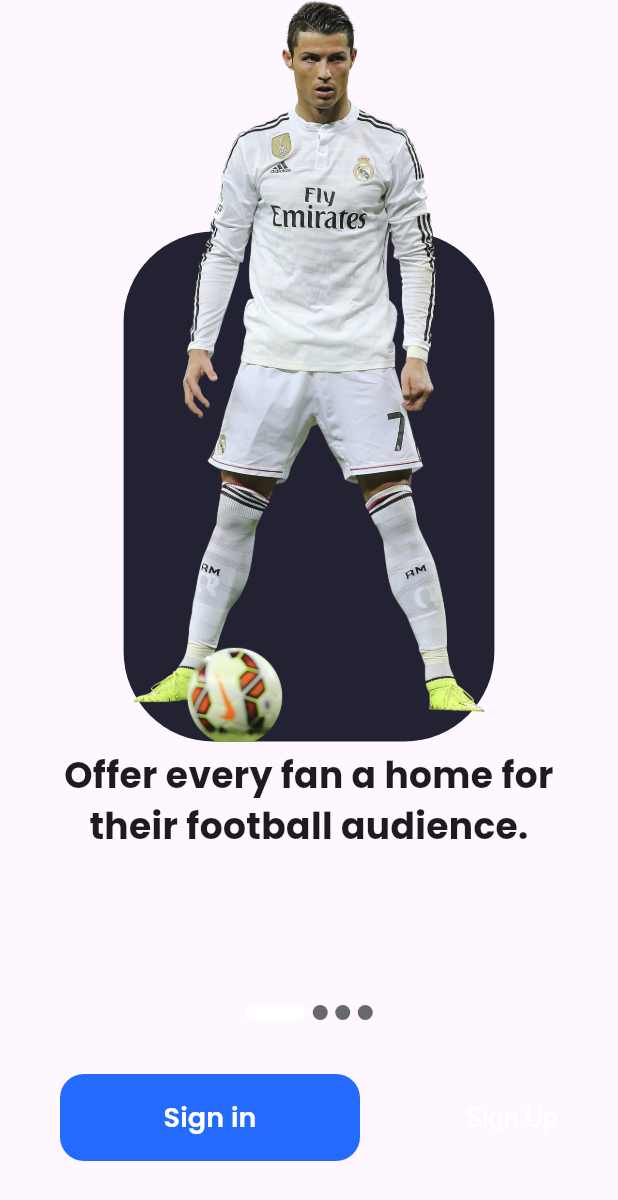
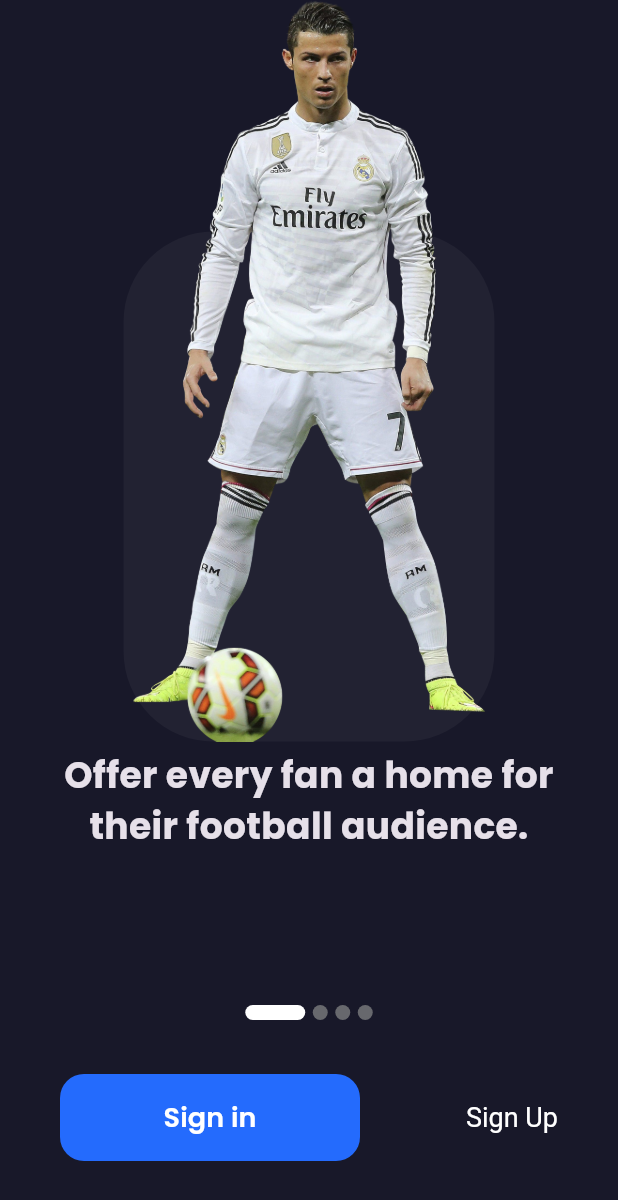
Before and after one commit to Taamerr/GameGlimpse-My-Graduation-Project-, a Flutter app: the screen it shows after launch, on a phone screen of 412 x 824 dp. Shown: the top 1200 px of the screen. Run offline on Flutter 3.47's test engine with Material 3 defaults, Android fonts, the phone set to English and light mode, and no system bars; drawn by our look-alikes of smooth_page_indicator; our stand-ins replace bloc, cached_network_image, cloud_firestore, dartz, dio, firebase_auth and 14 more; accounts and stored records are empty.

```diff
--- a/lib/features/splash/presentation/views/splash_view.dart
+++ b/lib/features/splash/presentation/views/splash_view.dart
@@ -7,9 +7,9 @@ class SplashView extends StatelessWidget {
 
   @override
   Widget build(BuildContext context) {
-    return const SafeArea(
-      child: Scaffold(
-        body: SplashViewBody(),
+    return const Scaffold(
+      body: SafeArea(
+        child: SplashViewBody(),
       ),
     );
   }
--- a/lib/main.dart
+++ b/lib/main.dart
@@ -2,10 +2,7 @@ import 'package:firebase_core/firebase_core.dart';
 import 'package:flutter/material.dart';
 import 'package:flutter/services.dart';
 import 'package:flutter_bloc/flutter_bloc.dart';
-import 'features/home/data/repos/video_summary_repo/video_summ_repo_impl.dart';
-import 'features/home/presentation/view_model/video_summary_cubit/video_summary_cubit.dart';
-import 'features/home/data/repos/home_repo/home_repo_impl.dart';
-import 'features/home/presentation/view_model/home_cubit/home_cubit.dart';
+import 'package:flutter_screenutil/flutter_screenutil.dart';
 
 import 'core/constants/colors.dart';
 import 'core/themes/dark_theme.dart';
@@ -14,6 +11,10 @@ import 'core/utils/app_router.dart';
 import 'core/utils/bloc_observer.dart';
 import 'core/utils/cache_helper.dart';
 import 'core/utils/service_locator.dart';
+import 'features/home/data/repos/home_repo/home_repo_impl.dart';
+import 'features/home/data/repos/video_summary_repo/video_summ_repo_impl.dart';
+import 'features/home/presentation/view_model/home_cubit/home_cubit.dart';
+import 'features/home/presentation/view_model/video_summary_cubit/video_summary_cubit.dart';
 import 'firebase_options.dart';
 
 void main() async {
@@ -34,9 +35,13 @@ void main() async {
 class MyApp extends StatelessWidget {
   const MyApp({super.key});
 
-  // This widget is the root of your application.
   @override
   Widget build(BuildContext context) {
+    return ScreenUtilInit(
+      designSize: const Size(375, 812),
+      minTextAdapt: true,
+      splitScreenMode: true,
+      builder: (_, child) {
         return MultiBlocProvider(
           providers: [
             BlocProvider(
@@ -56,10 +61,12 @@ class MyApp extends StatelessWidget {
           child: MaterialApp.router(
             debugShowCheckedModeBanner: false,
             routerConfig: AppRouter.router,
-        themeMode: ThemeMode.system,
+            themeMode: ThemeMode.dark,
             theme: TLightTheme.lightTheme,
             darkTheme: TDarkTheme.darkTheme,
           ),
         );
+      },
+    );
   }
 }
```
Also changed, not shown: pubspec.yaml (+9 -8 lines), pubspec.lock, 2 other files. Lines whose indentation alone changed are shown as unchanged.
